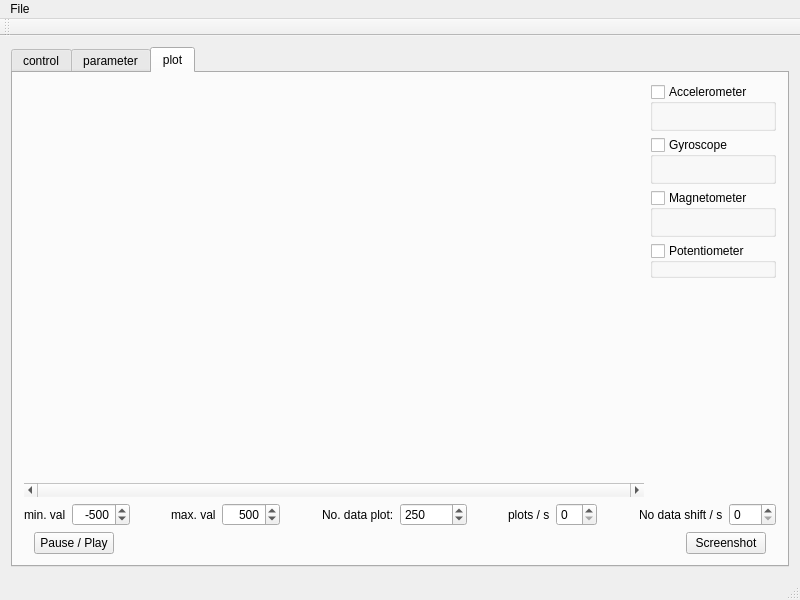
Before: the Qt Designer form software/extern/qttest/mainwindow.ui in wenndemann/blabot, drawn with Qt 5.
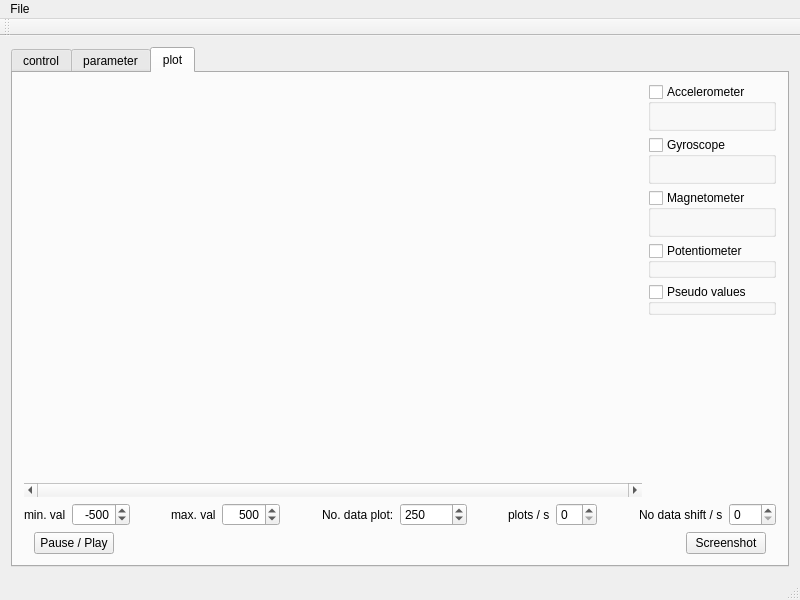
After: the same form once the commit is applied. Custom widgets are drawn as their Qt base class.

Commit message: added an additional checkbox to plot pseudo data for testing purposes

The edit to the form file:
```diff
--- a/software/extern/qttest/mainwindow.ui
+++ b/software/extern/qttest/mainwindow.ui
@@ -303,6 +303,19 @@
                 </layout>
                </widget>
               </item>
+              <item>
+               <widget class="QGroupBox" name="groupBoxPseudo">
+                <property name="title">
+                 <string>Pseudo values</string>
+                </property>
+                <property name="checkable">
+                 <bool>true</bool>
+                </property>
+                <property name="checked">
+                 <bool>false</bool>
+                </property>
+               </widget>
+              </item>
               <item>
                <spacer name="verticalSpacer">
                 <property name="orientation">
```
Left out of the diff: 4 changed lines with no effect on the pictures. The commit also changes 2 other files.
